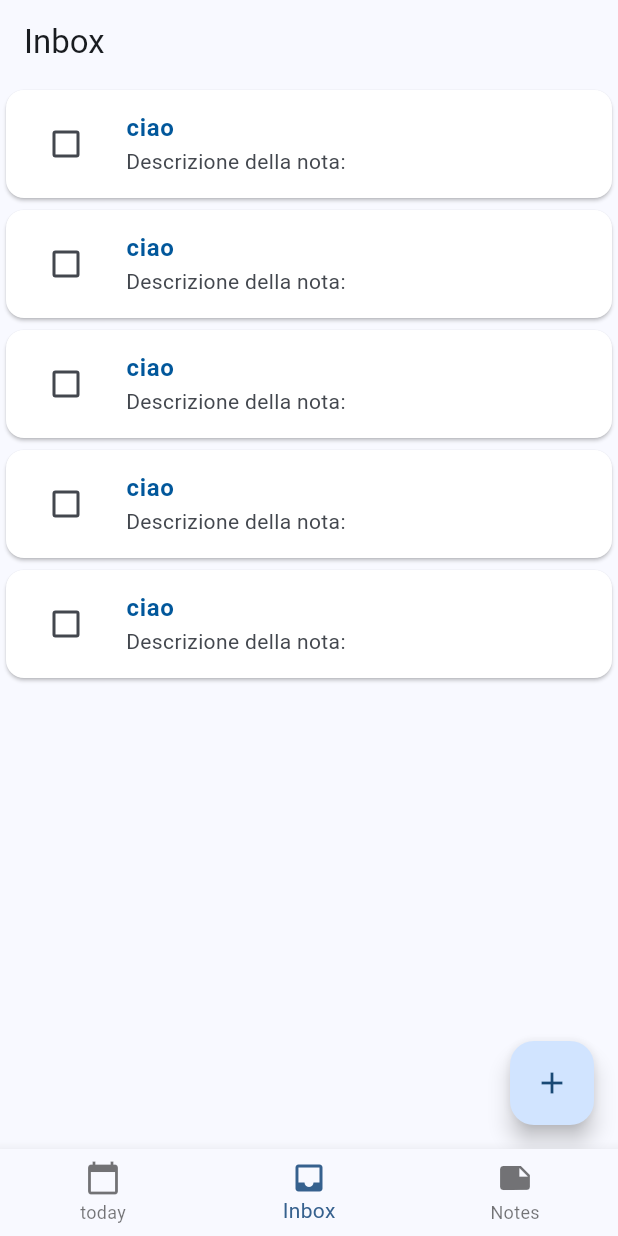
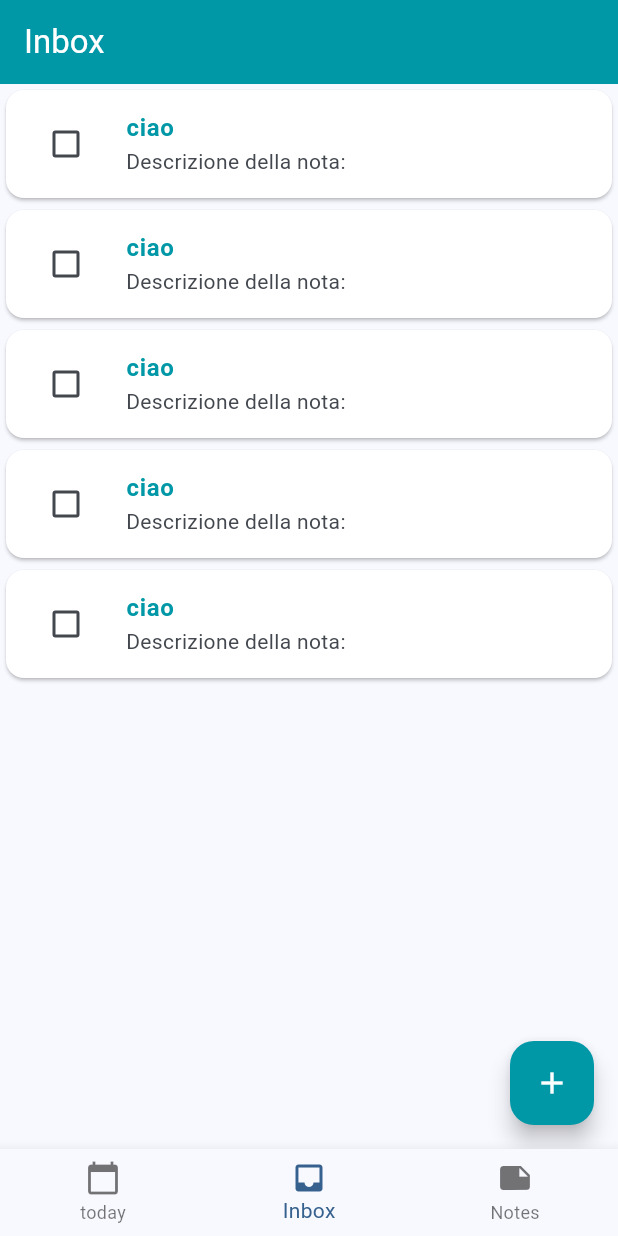
Before and after one commit to joekueng/progetto-m335-flutter, a Flutter app: the screen it shows after launch, item 2 of the bottom bar chosen, after a tap on the "add" icon, on a phone screen of 412 x 824 dp. Run offline on Flutter 3.47's test engine with Material 2 defaults, Android fonts, the phone set to English and light mode, and no system bars; our stand-ins replace firebase_core, sqflite; accounts and stored records are empty; statements that could not run were skipped.

Commit message:
fixed style

```diff
--- a/lib/pages/InboxView.dart
+++ b/lib/pages/InboxView.dart
@@ -22,12 +22,17 @@ class _InboxViewState extends State<InboxView> {
   Widget build(BuildContext context) {
     return Scaffold(
       appBar: AppBar(
-        title: const Text('Inbox'),
+        title: Text(
+          'Inbox',
+          style: TextStyle(color: Colors.white),
+        ),
+        backgroundColor: Colors.cyan.shade700,
       ),
       floatingActionButton: FloatingActionButton(
         onPressed: () {
         },
-        child: Icon(Icons.add),
+        child: Icon(Icons.add, color: Colors.white),
+        backgroundColor: Colors.cyan.shade700,
       ),
       body: Container(
         child: ListView.builder(
@@ -40,7 +45,7 @@ class _InboxViewState extends State<InboxView> {
                   value: _values[index],
                   onChanged: (newValue) => _onChanged(index, newValue),
                 ),
-                title: Text("ciao", style: TextStyle(color: Colors.lightBlue.shade900, fontWeight: FontWeight.bold)),
+                title: Text("ciao", style: TextStyle(color: Colors.cyan.shade700, fontWeight: FontWeight.bold)),
                 subtitle: Column(crossAxisAlignment: CrossAxisAlignment.start, children: [Text('Descrizione della nota:')]),
                 onTap: () {
                   Navigator.of(context).push(
--- a/lib/pages/NotesView.dart
+++ b/lib/pages/NotesView.dart
@@ -17,7 +17,7 @@ class _NotesViewState extends State<NotesView> {
     return Scaffold(
       appBar: AppBar(
         title: Text('Note', style: TextStyle(color: Colors.white),),
-        backgroundColor: Colors.lightBlue.shade900,
+        backgroundColor: Colors.cyan.shade700,
       ),
       floatingActionButton: FloatingActionButton(
         onPressed: () {
@@ -28,7 +28,7 @@ class _NotesViewState extends State<NotesView> {
           );
         },
         child: Icon(Icons.add, color: Colors.white,),
-        backgroundColor: Colors.lightBlue.shade900,
+        backgroundColor: Colors.cyan.shade700,
       ),
 
 
@@ -40,7 +40,7 @@ class _NotesViewState extends State<NotesView> {
               color: Colors.white,
 
               child: ListTile(
-                title: Text("ciao", style: TextStyle(color: Colors.lightBlue.shade900, fontWeight: FontWeight.bold),),
+                title: Text("ciao", style: TextStyle(color: Colors.cyan.shade700, fontWeight: FontWeight.bold),),
                 subtitle: Column(crossAxisAlignment: CrossAxisAlignment.start, children: [Text('Descrizione della nota:'),],),
                 onTap: () {
                   Navigator.of(context).push(
--- a/lib/pages/TodayView.dart
+++ b/lib/pages/TodayView.dart
@@ -14,12 +14,20 @@ class TodayView extends StatefulWidget {
 class _TodayViewState extends State<TodayView> {
   @override
   Widget build(BuildContext context) {
-
-    return ListView(
-      children: <Widget>[
-        Reminder(),
-        Reminder(),
-    ]
+    return Scaffold(
+      appBar: AppBar(
+        title: Text(
+          'Today',
+          style: TextStyle(color: Colors.white),
+        ),
+        backgroundColor: Colors.cyan.shade700,
+      ),
+      body: Container(
+        child: ListView(children: <Widget>[
+          Reminder(),
+          Reminder(),
+        ]),
+      ),
     );
   }
 }
```
